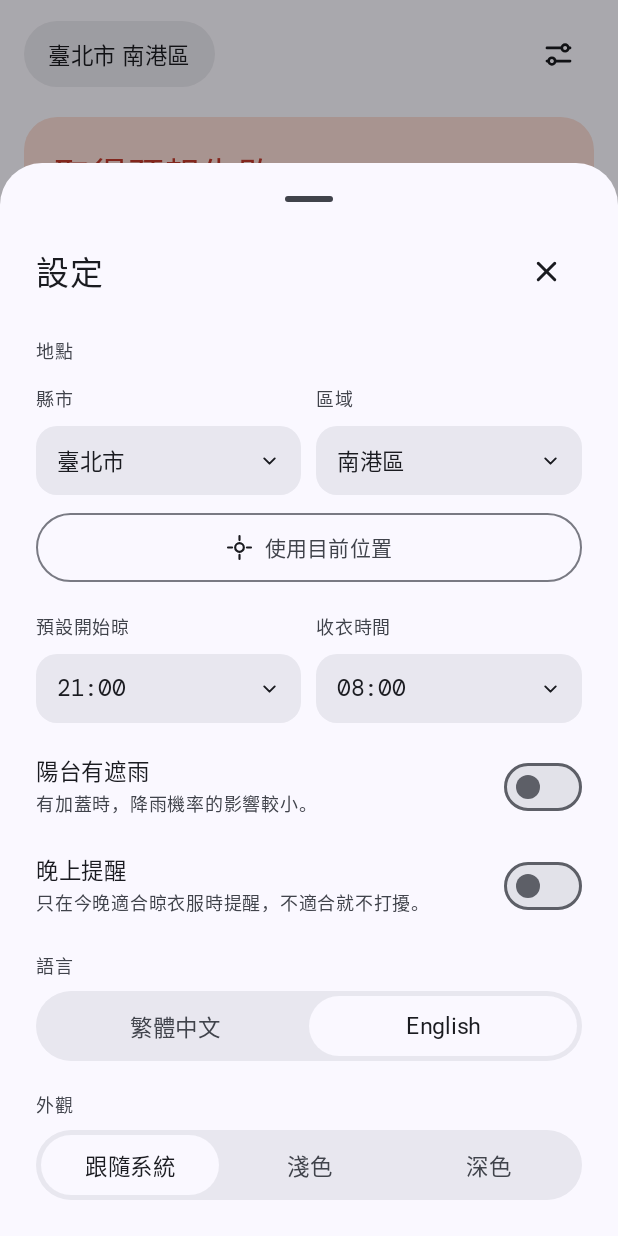
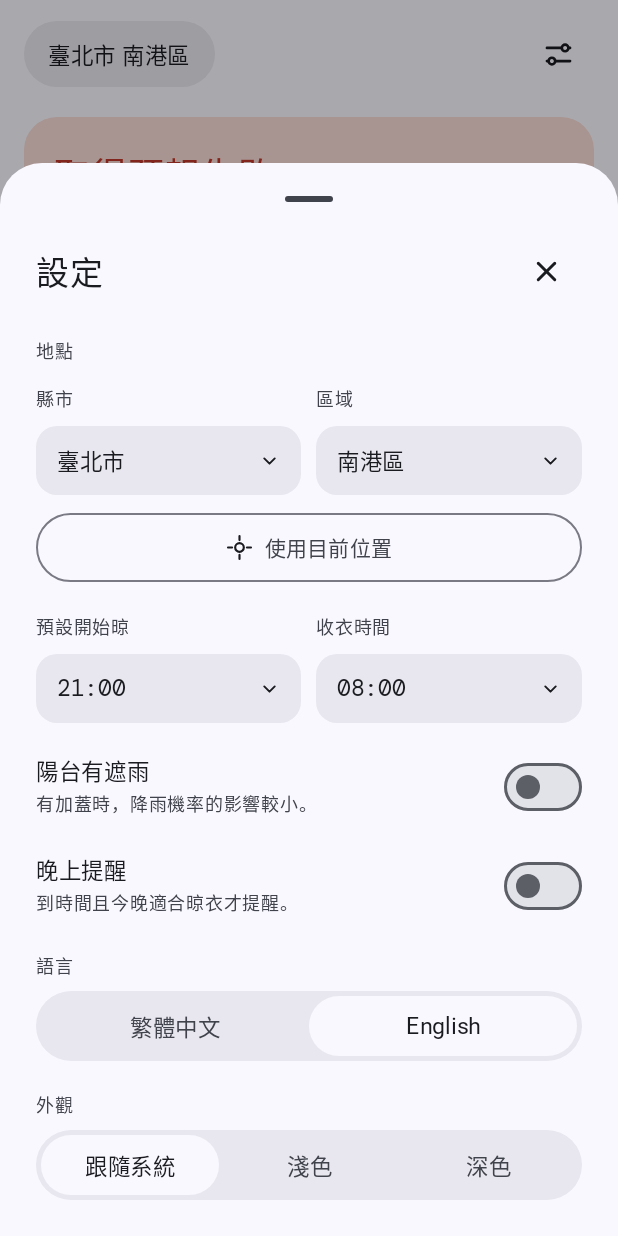
Before and after one commit to zyanya217/laundry-check-app, an Android app built with Jetpack Compose: the screen it shows after launch (MainActivity), after a tap on "設定", on a phone screen of 412 x 824 dp. Run offline under Robolectric (Android 15) with nearby library versions, the phone set to English and light mode, and no system bars; our stand-ins replace Dagger/Hilt's generated code; pictures from the network do not load; Roboto replaces fonts that are not available here.

Commit message:
Add location accessibility string and update notification label resources

```diff
--- a/app/src/main/res/values/strings.xml
+++ b/app/src/main/res/values/strings.xml
@@ -6,6 +6,7 @@
     <string name="close_settings">關閉設定</string>
     <string name="done">完成</string>
     <string name="loc">地點</string>
+    <string name="aria_loc">選擇地點</string>
     <string name="county">縣市</string>
     <string name="district">區域</string>
     <string name="use_gps">使用目前位置</string>
@@ -20,9 +21,9 @@
     <string name="covered">陽台有遮雨</string>
     <string name="covered_hint">有加蓋時，降雨機率的影響較小。</string>
     <string name="notify">晚上提醒</string>
-    <string name="notify_hint">只在今晚適合晾衣服時提醒，不適合就不打擾。</string>
+    <string name="notify_hint">到時間且今晚適合晾衣才提醒。</string>
     <string name="notify_denied">需要允許通知權限才能開啟提醒。</string>
-    <string name="notify_from">提醒時間（整點之後）</string>
+    <string name="notify_from">提醒時間</string>
     <string name="notify_channel">晾衣提醒</string>
     <string name="notify_title">今晚適合晾衣服</string>
     <string name="notify_text">%1$s 起可以晾，預計 %2$s 收。</string>
```
Also changed, not shown: 1 other file.
